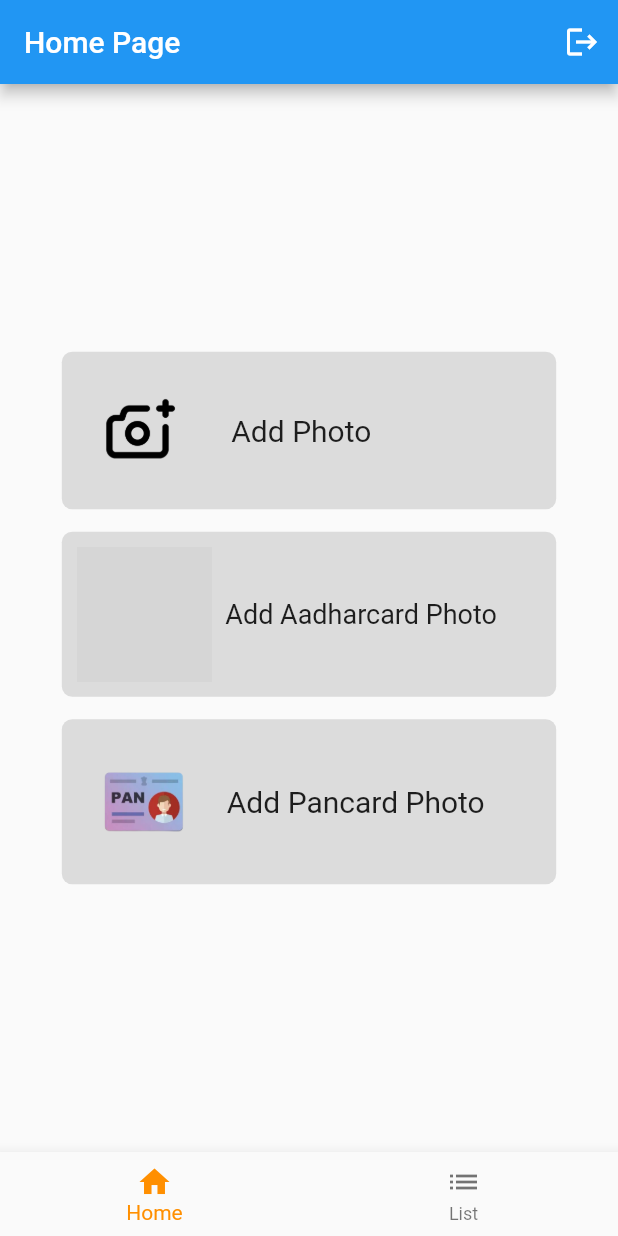
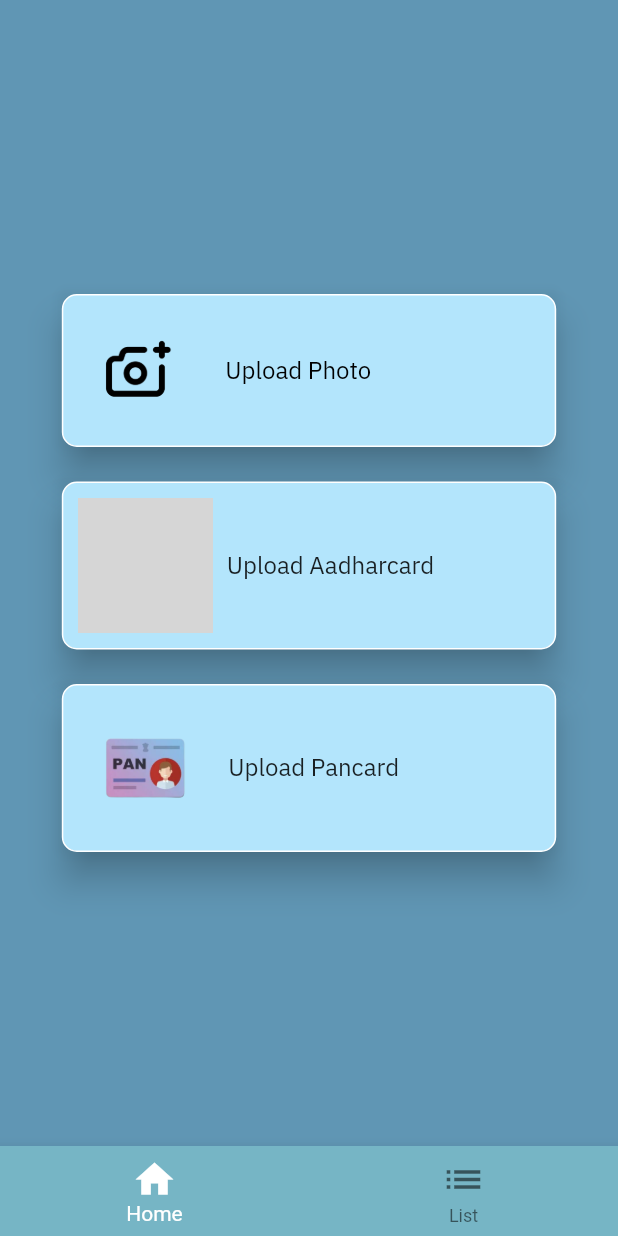
Before and after one commit to theshubh007/djcsi_code-smasher, a Flutter app: the MyHomePage screen opened directly, on a phone screen of 412 x 824 dp. Run offline on Flutter 3.47's test engine with Material 2 defaults, Android fonts, the light colour scheme and no system bars; our stand-ins replace action_slider, cloud_firestore, firebase_auth, firebase_core, google_sign_in, image_picker and 3 more; missing offline and left inert: dart:ffi; accounts and stored records are empty; network calls fail; grey boxes are pictures that could not be loaded.

Commit message:
Update UI

```diff
--- a/lib/main.dart
+++ b/lib/main.dart
@@ -18,6 +18,9 @@ class MyApp extends StatelessWidget {
   @override
   Widget build(BuildContext context) {
     return MaterialApp(
+      theme: ThemeData(
+        primaryColor: Color(0xffC9D6DF)
+      ),
         debugShowCheckedModeBanner: false,
         home: FirebaseAuth.instance.currentUser == null
             ? const Loginpage()
--- a/lib/my_home_page.dart
+++ b/lib/my_home_page.dart
@@ -29,39 +29,40 @@ class _MyHomePageState extends State<MyHomePage> {
 
   @override
   Widget build(BuildContext context) {
+
     return Scaffold(
-      appBar: AppBar(
-        title: const Text('Home Page'),
-        actions: [
-          IconButton(
-            onPressed: () {
-              Firebase_Serv.signOutGoogle();
-              Navigator.of(context).pushAndRemoveUntil(
-                  MaterialPageRoute(builder: (context) => const Loginpage()),
-                  (Route<dynamic> route) => false);
-            },
-            icon: const Icon(Icons.logout),
-          ),
-        ],
-      ),
+      // appBar: AppBar(
+      //   title: const Text('Home Page'),
+      //   actions: [
+      //     IconButton(
+      //       onPressed: () {
+      //         Firebase_Serv.signOutGoogle();
+      //         Navigator.of(context).pushAndRemoveUntil(
+      //             MaterialPageRoute(builder: (context) => const Loginpage()),
+      //             (Route<dynamic> route) => false);
+      //       },
+      //       icon: const Icon(Icons.logout),
+      //     ),
+      //   ],
       body: Center(
         child: _widgetOptions.elementAt(_selectedIndex),
       ),
       bottomNavigationBar: BottomNavigationBar(
+        backgroundColor: Color(0xff76B5C5),
         items: const <BottomNavigationBarItem>[
           BottomNavigationBarItem(
-            icon: Icon(Icons.home),
+            icon: Icon(Icons.home, size: 30,),
             label: 'Home',
-            backgroundColor: Colors.red,
+            backgroundColor: Colors.white,
           ),
           BottomNavigationBarItem(
-            icon: Icon(Icons.list),
+            icon: Icon(Icons.list, size: 30),
             label: 'List',
-            backgroundColor: Colors.green,
+            backgroundColor: Colors.white,
           ),
         ],
         currentIndex: _selectedIndex,
-        selectedItemColor: Colors.amber[800],
+        selectedItemColor: Colors.white,
         onTap: _onItemTapped,
       ),
     );
--- a/lib/screen/home_page.dart
+++ b/lib/screen/home_page.dart
@@ -16,6 +16,7 @@ class _HomePageState extends State<HomePage> {
   Widget build(BuildContext context) {
     double width = MediaQuery.of(context).size.width;
     return Scaffold(
+      backgroundColor: Color(0xff6096B4),
       body: SafeArea(
         child: Center(
           child: Column(
@@ -27,75 +28,90 @@ class _HomePageState extends State<HomePage> {
                   print(status);
                   await picker.pickImage(source: ImageSource.gallery);
                 },
+                child: Card(
+                  color: Colors.transparent,
+                  elevation: 10,
                   child: Container(
-                  // alignment: Alignment.,
                       width: width * 0.80,
                       padding: EdgeInsets.all(10),
                       decoration: BoxDecoration(
-                      color: Colors.black12,
-                      borderRadius: BorderRadius.all(Radius.circular(07)),
-                      // border: Border.all(color: Colors.red)
+                          color: Colors.lightBlue.shade100,
+                          borderRadius: BorderRadius.all(Radius.circular(10)),
+                          border: Border.all(color: Colors.white)
                       ),
                       child: Row(
                         mainAxisAlignment: MainAxisAlignment.start,
                         children: [
-                        Image.asset("assets/addPhoto.png", height: 85),
+                          Image.asset("assets/addPhoto.png", height: 80, color: Colors.black,),
                           SizedBox(width: 18,),
-                        Text("Add Photo", style: TextStyle(fontSize: 20),),
+                          Text("Upload Photo", style: TextStyle(fontSize: 16, color: Colors.black, fontFamily: "Anuphan"),),
                         ],
                       )
+                  ),
                 ),
               ),
               SizedBox(
                 height: 15,
               ),
               InkWell(
-                onTap: (){
-                  print("OK");
+                onTap: ()async{
+                  var status = await Permission.photos.status;
+                  print(status);
+                  await picker.pickImage(source: ImageSource.gallery);
                 },
+                child: Card(
+                  color: Colors.transparent,
+                  elevation: 10,
                   child: Container(
                     // alignment: Alignment.,
                       width: width * 0.80,
                       padding: EdgeInsets.all(10),
                       decoration: BoxDecoration(
-                      color: Colors.black12,
-                      borderRadius: BorderRadius.all(Radius.circular(07)),
-                      // border: Border.all(color: Colors.red)
+                          color: Colors.lightBlue.shade100,
+                        borderRadius: BorderRadius.all(Radius.circular(10)),
+                        border: Border.all(color: Colors.white)
                       ),
                       child: Row(
                         mainAxisAlignment: MainAxisAlignment.start,
                         children: [
                           Image.asset("assets/aadharCard.png", height: 90),
                           SizedBox(width: 9,),
-                        Text("Add Aadharcard Photo", style: TextStyle(fontSize: 18),),
+                          Text("Upload Aadharcard ", style: TextStyle(fontSize: 16, fontFamily: "Anuphan"),),
                         ],
                       )
+                  ),
                 ),
               ),
               SizedBox(
                 height: 15,
               ),
               InkWell(
-                onTap: (){
-                  print("OK");
+                onTap: ()async{
+                  var status = await Permission.photos.status;
+                  print(status);
+                  await picker.pickImage(source: ImageSource.gallery);
                 },
+                child: Card(
+                  color: Colors.transparent,
+                  elevation: 10,
                   child: Container(
                     // alignment: Alignment.,
                     width: width * 0.80,
                     padding: EdgeInsets.all(10),
                     decoration: BoxDecoration(
-                    color: Colors.black12,
-                    borderRadius: BorderRadius.all(Radius.circular(07)),
-                      // border: Border.all(color: Colors.red)
+                        color: Colors.lightBlue.shade100,
+                      borderRadius: BorderRadius.all(Radius.circular(10)),
+                        border: Border.all(color: Colors.white)
                     ),
                     child: Row(
                       mainAxisAlignment: MainAxisAlignment.start,
                       children: [
                         Image.asset("assets/panCard.png", height: 90),
                         SizedBox(width: 10,),
-                      Text("Add Pancard Photo", style: TextStyle(fontSize: 20),),
+                        Text("Upload Pancard", style: TextStyle(fontSize: 16, fontFamily: "Anuphan"),),
                       ],
                     )
+                  ),
                 ),
               ),
             ],
--- a/lib/screen/list_of_employee.dart
+++ b/lib/screen/list_of_employee.dart
@@ -12,6 +12,7 @@ class _ListOfEmployeeState extends State<ListOfEmployee> {
   @override
   Widget build(BuildContext context) {
     return Scaffold(
+      backgroundColor: Color(0xff6096B4),
       body: SafeArea(
         child: Center(
           child: Text("HELLO"),
```
Also changed, not shown: lib/login_page.dart (+11 -10 lines), lib/style/text_style.dart (added, +8 -0 lines), pubspec.yaml (+4 -4 lines), fonts/Anuphan-VariableFont_wght.ttf (added), 1 other file. Lines whose indentation alone changed are shown as unchanged.
